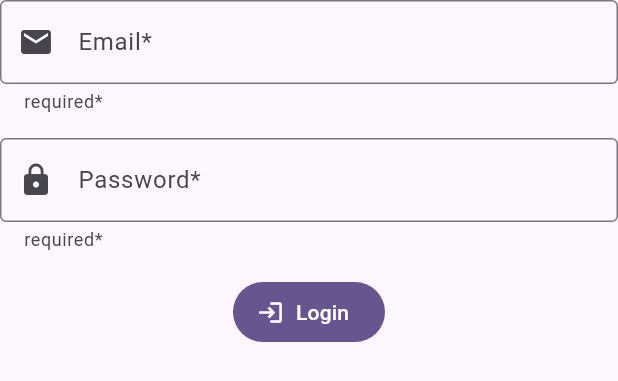
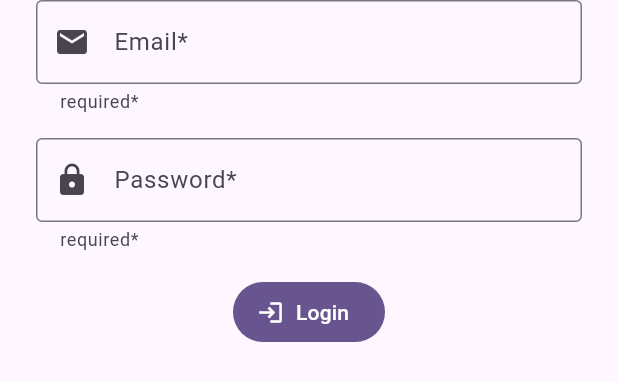
Before and after one commit to WWology/yjm_wedding_guest_management, a Flutter app: the LoginForm widget shown alone on an empty page, opened directly, on a phone screen of 412 x 824 dp. Shown: the top 381 px of the screen. Run offline on Flutter 3.47's test engine with Material 3 defaults, Android fonts, the phone set to English and light mode, and no system bars; our stand-ins replace firebase_auth, firebase_core, flutter_bloc, freezed_annotation, go_router, google_sign_in and 1 more; accounts and stored records are empty; generated files the repository leaves out were written again; statements that could not run were skipped.

Commit message:
add margins on left and right side

```diff
--- a/lib/pages/login/widgets/login_form.dart
+++ b/lib/pages/login/widgets/login_form.dart
@@ -14,8 +14,8 @@ class LoginForm extends StatelessWidget {
 
     String? email;
     String? password;
-    return SizedBox(
-      height: 300,
+    return Container(
+      margin: const EdgeInsets.only(left: 24, right: 24),
       child: Form(
         child: Column(
           mainAxisSize: .min,
```
